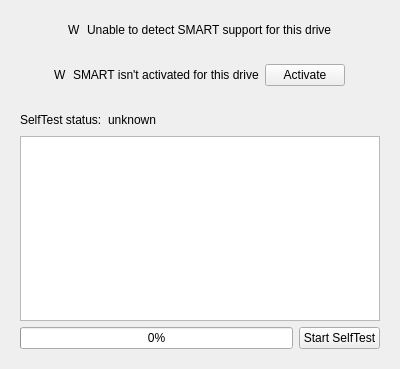
Old version of the form app/drivepanel.ui in the repository papylhomme/diskmonitor.
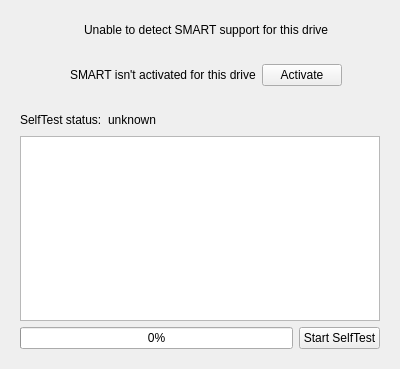
New version of the form.

Patch:
```diff
--- a/app/drivepanel.ui
+++ b/app/drivepanel.ui
@@ -31,11 +31,7 @@
        </spacer>
       </item>
       <item>
-       <widget class="QLabel" name="warningNotSupportedLabel">
-        <property name="text">
-         <string>W</string>
-        </property>
-       </widget>
+       <widget class="QLabel" name="warningNotSupportedLabel"/>
       </item>
       <item>
        <widget class="QLabel" name="label_3">
@@ -77,11 +73,7 @@
        </spacer>
       </item>
       <item>
-       <widget class="QLabel" name="warningNotEnabledLabel">
-        <property name="text">
-         <string>W</string>
-        </property>
-       </widget>
+       <widget class="QLabel" name="warningNotEnabledLabel"/>
       </item>
       <item>
        <widget class="QLabel" name="label_4">
```
